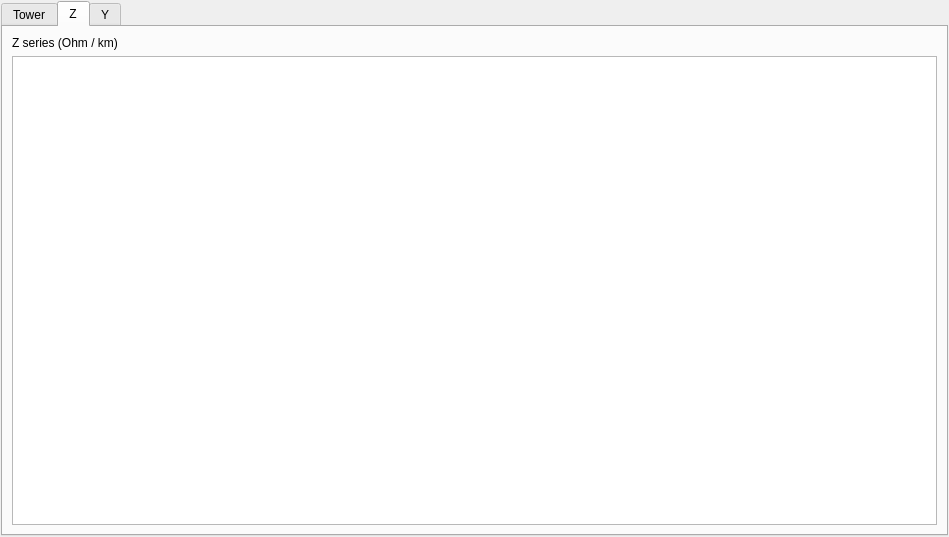
The window that UnderDevelopment/GridCal/Gui/LineBuilder/gui.ui (SanPen/GridCal) describes before a commit, drawn with Qt 5.
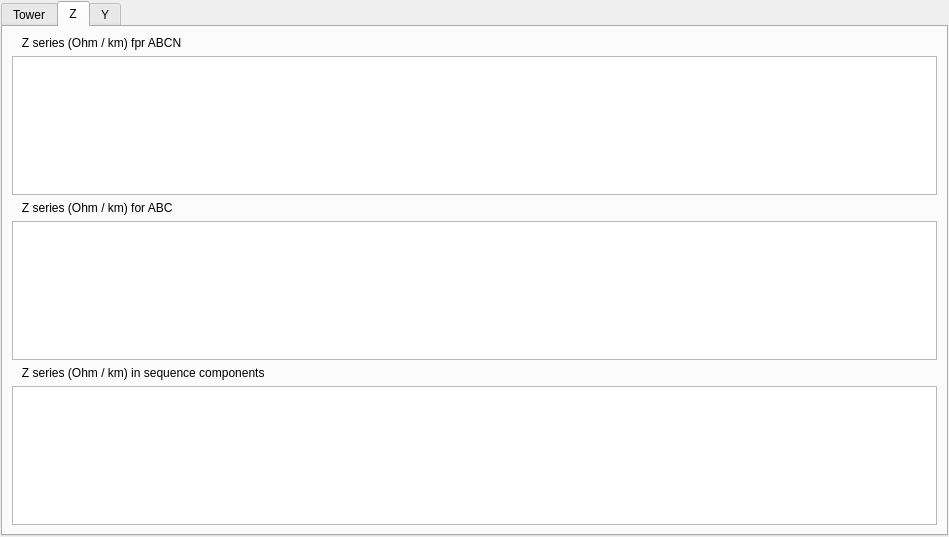
The same window after the commit. The open tabs and pages were chosen to show the change. Custom widgets are drawn as their Qt base class.

Patch:
```diff
--- a/UnderDevelopment/GridCal/Gui/LineBuilder/gui.ui
+++ b/UnderDevelopment/GridCal/Gui/LineBuilder/gui.ui
@@ -211,12 +211,32 @@
        <item>
         <widget class="QLabel" name="label">
          <property name="text">
-          <string>Z series (Ohm / km)</string>
+          <string>   Z series (Ohm / km) fpr ABCN</string>
          </property>
         </widget>
        </item>
        <item>
-        <widget class="QTableView" name="z_tableView"/>
+        <widget class="QTableView" name="z_tableView_abcn"/>
+       </item>
+       <item>
+        <widget class="QLabel" name="label_6">
+         <property name="text">
+          <string>   Z series (Ohm / km) for ABC</string>
+         </property>
+        </widget>
+       </item>
+       <item>
+        <widget class="QTableView" name="z_tableView_abc"/>
+       </item>
+       <item>
+        <widget class="QLabel" name="label_7">
+         <property name="text">
+          <string>   Z series (Ohm / km) in sequence components</string>
+         </property>
+        </widget>
+       </item>
+       <item>
+        <widget class="QTableView" name="z_tableView_seq"/>
        </item>
       </layout>
      </widget>
```
Left out of the diff: 28 changed lines with no effect on the pictures.
